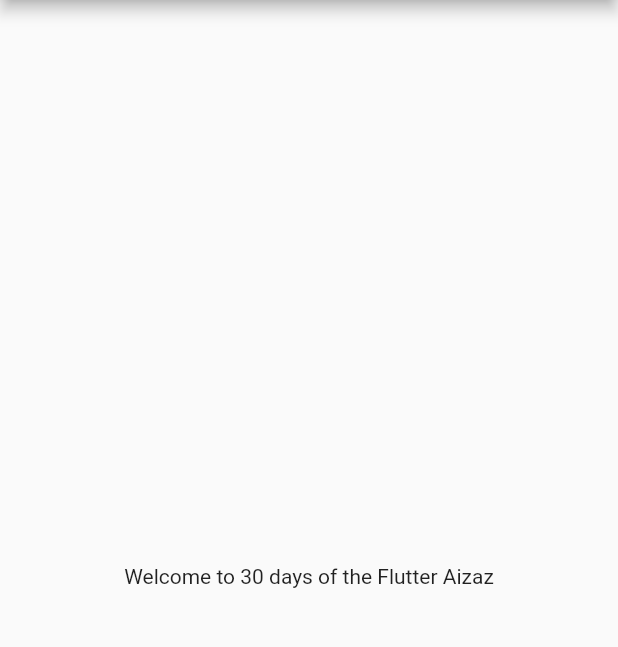
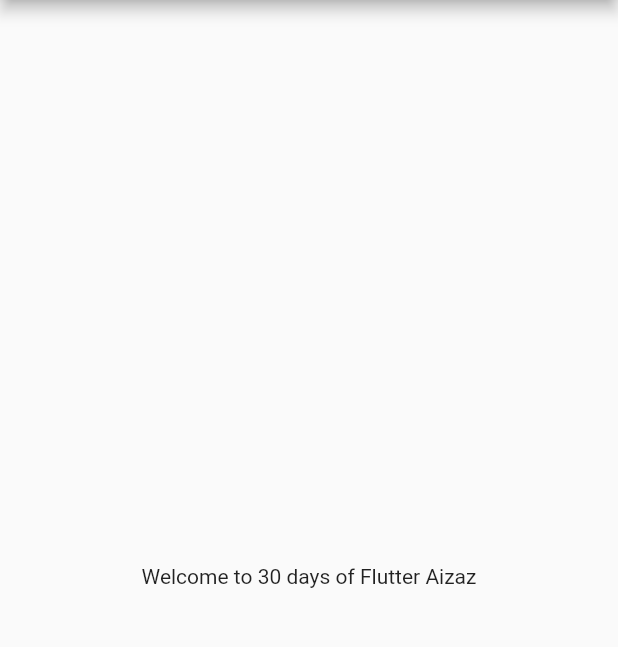
Before and after one commit to 4643880/Catalog-App-Flutter, a Flutter app: the screen it shows after launch, on a phone screen of 412 x 824 dp, the part 84-731 px from its top. Run offline on Flutter 3.47's test engine with Material 2 defaults, Android fonts, the phone set to English and light mode, and no system bars.

Commit message:
Day-3 Completes Here

```diff
--- a/lib/main.dart
+++ b/lib/main.dart
@@ -1,5 +1,6 @@
 import 'package:flutter/material.dart';
-import 'package:flutter_catalog_app/home_page.dart';
+import 'package:flutter_catalog_app/pages/home_page.dart';
+import 'package:flutter_catalog_app/pages/login_page.dart';
 
 void main() {
   runApp(MyApp());
@@ -16,9 +17,14 @@ class _MyAppState extends State<MyApp> {
   @override
   Widget build(BuildContext context) {
     return MaterialApp(
-      home: Scaffold(
-        body: HomePage(),
-      ),
+      theme: ThemeData(colorScheme: ColorScheme.light()),
+      //home: HomePage(),
+      initialRoute: "/Home",
+      routes: {
+        "/": (context) => LoginPage(),
+        "/Home": (context) => HomePage(),
+        "/Login_Page": (context) => LoginPage(),
+      },
     );
   }
 }
--- a/lib/home_page.dart
+++ b/lib/pages/home_page.dart
@@ -20,7 +20,7 @@ class HomePage extends StatelessWidget {
         child: Center(
           child: Container(
             child: Text(
-              "Welcome to $days days of the Flutter $name",
+              "Welcome to $days days of Flutter $name",
               textDirection: TextDirection.ltr,
             ),
           ),
```
Also changed, not shown: lib/pages/login_page.dart (added, +22 -0 lines).
